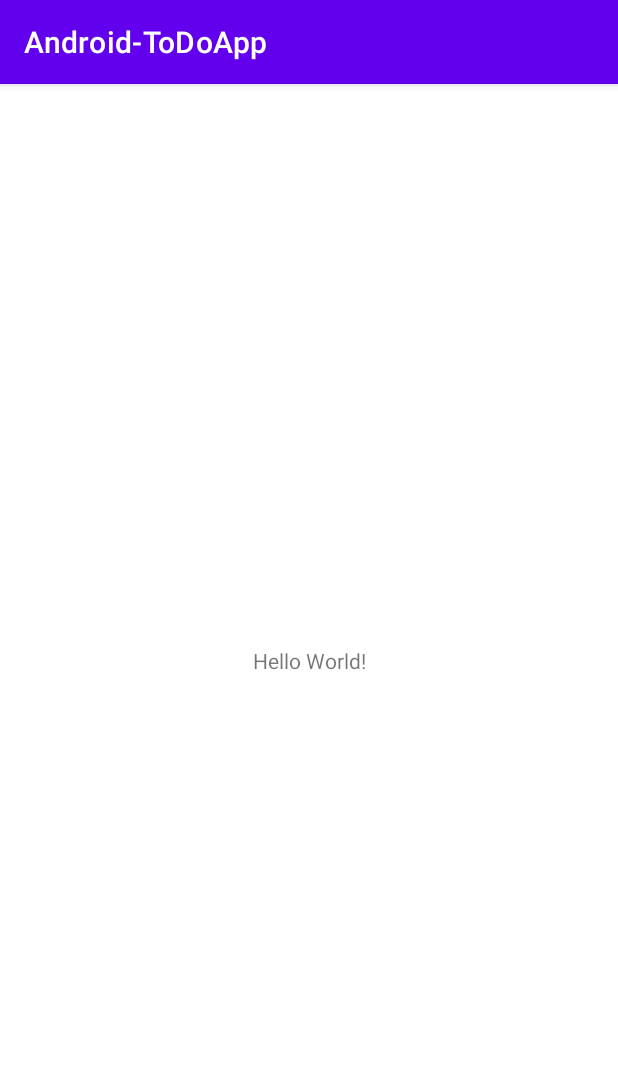
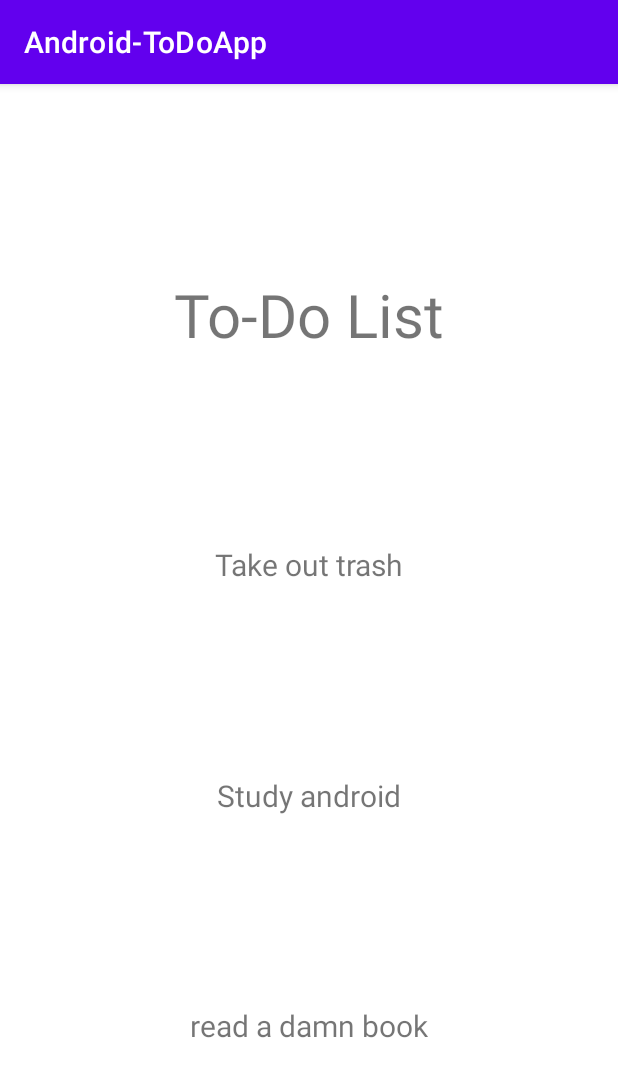
Before and after one commit to RDoll-Repo/AndroidToDoApp, an Android app: the screen it shows after launch (MainActivity), on a phone screen of 412 x 824 dp. Shown: the top 1077 px of the screen. Run offline under Robolectric (Android 15) with nearby library versions, the phone set to English and light mode, and no system bars.

Commit message:
hosted fragment

```diff
--- a/app/build.gradle
+++ b/app/build.gradle
@@ -37,6 +37,7 @@ dependencies {
     implementation 'androidx.appcompat:appcompat:1.4.2'
     implementation 'com.google.android.material:material:1.6.1'
     implementation 'androidx.constraintlayout:constraintlayout:2.1.4'
+    implementation 'androidx.fragment:fragment-ktx:1.5.2'
     testImplementation 'junit:junit:4.13.2'
     androidTestImplementation 'androidx.test.ext:junit:1.1.3'
     androidTestImplementation 'androidx.test.espresso:espresso-core:3.4.0'
--- /dev/null
+++ b/app/src/main/java/com/example/android_todoapp/HomeFragment.kt
@@ -0,0 +1,6 @@
+package com.example.android_todoapp
+
+import androidx.fragment.app.Fragment
+
+class HomeFragment : Fragment(R.layout.home_fragment) {
+}
--- a/app/src/main/java/com/example/android_todoapp/MainActivity.kt
+++ b/app/src/main/java/com/example/android_todoapp/MainActivity.kt
@@ -2,10 +2,19 @@ package com.example.android_todoapp
 
 import androidx.appcompat.app.AppCompatActivity
 import android.os.Bundle
+import androidx.fragment.app.add
+import androidx.fragment.app.commit
 
-class MainActivity : AppCompatActivity() {
+class MainActivity : AppCompatActivity(R.layout.activity_main) {
     override fun onCreate(savedInstanceState: Bundle?) {
         super.onCreate(savedInstanceState)
         setContentView(R.layout.activity_main)
+
+        if (savedInstanceState == null) {
+            supportFragmentManager.commit {
+                setReorderingAllowed(true)
+                add<HomeFragment>(R.id.fragment_container_view)
+            }
+        }
     }
 }
--- a/app/src/main/res/layout/activity_main.xml
+++ b/app/src/main/res/layout/activity_main.xml
@@ -6,13 +6,9 @@
     android:layout_height="match_parent"
     tools:context=".MainActivity">
 
-    <TextView
-        android:layout_width="wrap_content"
-        android:layout_height="wrap_content"
-        android:text="Hello World!"
-        app:layout_constraintBottom_toBottomOf="parent"
-        app:layout_constraintEnd_toEndOf="parent"
-        app:layout_constraintStart_toStartOf="parent"
-        app:layout_constraintTop_toTopOf="parent" />
+    <androidx.fragment.app.FragmentContainerView
+        android:id="@+id/fragment_container_view"
+        android:layout_width="match_parent"
+        android:layout_height="match_parent" />
 
 </androidx.constraintlayout.widget.ConstraintLayout>
--- /dev/null
+++ b/app/src/main/res/layout/home_fragment.xml
@@ -0,0 +1,51 @@
+<?xml version="1.0" encoding="utf-8"?>
+<androidx.constraintlayout.widget.ConstraintLayout xmlns:android="http://schemas.android.com/apk/res/android"
+    android:layout_width="match_parent"
+    android:layout_height="match_parent"
+    xmlns:app="http://schemas.android.com/apk/res-auto">
+
+    <TextView
+        android:id="@+id/header"
+        android:layout_width="wrap_content"
+        android:layout_height="wrap_content"
+        android:text="To-Do List"
+        android:textSize="40dp"
+        app:layout_constraintTop_toTopOf="parent"
+        app:layout_constraintStart_toStartOf="parent"
+        app:layout_constraintEnd_toEndOf="parent"
+        app:layout_constraintBottom_toTopOf="@id/sample1" />
+
+    <TextView
+        android:id="@+id/sample1"
+        android:layout_width="wrap_content"
+        android:layout_height="wrap_content"
+        android:text="Take out trash"
+        android:textSize="20dp"
+        app:layout_constraintTop_toBottomOf="@id/header"
+        app:layout_constraintStart_toStartOf="parent"
+        app:layout_constraintEnd_toEndOf="parent"
+        app:layout_constraintBottom_toTopOf="@id/sample2" />
+
+    <TextView
+        android:id="@+id/sample2"
+        android:layout_width="wrap_content"
+        android:layout_height="wrap_content"
+        android:text="Study android"
+        android:textSize="20dp"
+        app:layout_constraintTop_toBottomOf="@id/sample1"
+        app:layout_constraintStart_toStartOf="parent"
+        app:layout_constraintEnd_toEndOf="parent"
+        app:layout_constraintBottom_toTopOf="@id/sample3" />
+
+    <TextView
+        android:id="@+id/sample3"
+        android:layout_width="wrap_content"
+        android:layout_height="wrap_content"
+        android:text="read a damn book"
+        android:textSize="20dp"
+        app:layout_constraintTop_toBottomOf="@id/sample2"
+        app:layout_constraintStart_toStartOf="parent"
+        app:layout_constraintEnd_toEndOf="parent"
+        app:layout_constraintBottom_toBottomOf="parent" />
+
+</androidx.constraintlayout.widget.ConstraintLayout>
```
